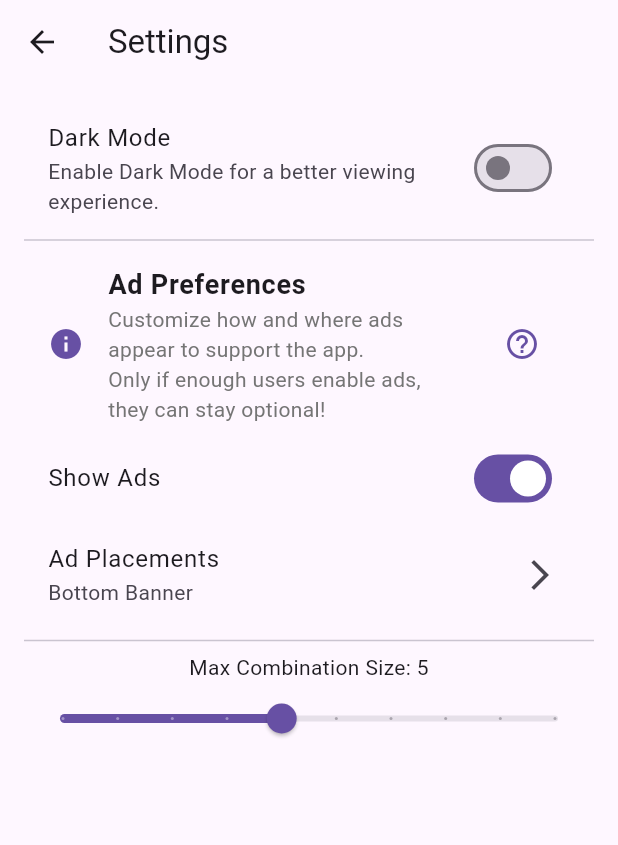
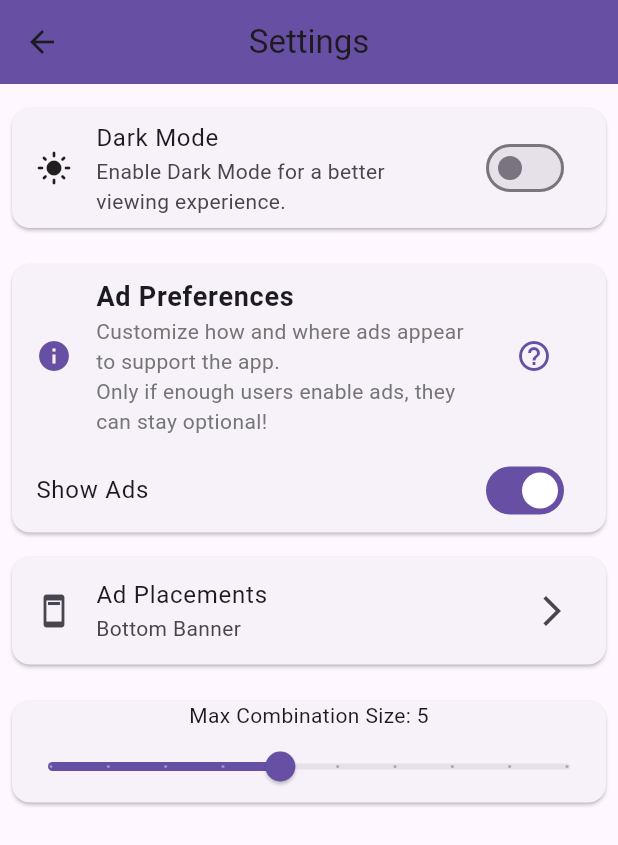
Before and after one commit to tanloner/OmniConverter, a Flutter app: the SettingsPage screen opened by its route, after a tap on "Dark Mode", on a phone screen of 412 x 824 dp. Shown: the top 845 px of the screen. Run offline on Flutter 3.47's test engine with Material 3 defaults, Android fonts, the light colour scheme and no system bars; our stand-ins replace google_mobile_ads, shared_preferences; accounts and stored records are empty; network calls fail.

Commit message:
added a better layout for web usage

```diff
--- a/lib/combination_finder.dart
+++ b/lib/combination_finder.dart
@@ -49,13 +49,6 @@ class CombinationFinder {
       if (combined == targetDimension) {
         // Create a combination string with exponents
         String combination = _buildCombinationString(currentSteps);
-        if (combination == "s^3") { // Beispiel für Debugging
-          if (kDebugMode) {
-            print("combination: $combination");
-            print("current steps: $currentSteps");
-            print("combined: $combined");
-          }
-        }
         results.add(combination);
       }
       return;
--- a/lib/pages/home_page.dart
+++ b/lib/pages/home_page.dart
@@ -1,3 +1,4 @@
+// lib/pages/unit_converter_home_page.dart
 import 'dart:io';
 
 import 'package:flutter/foundation.dart';
@@ -9,6 +10,8 @@ import '../combination_finder.dart';
 import '../models.dart';
 import '../providers/settings_provider.dart';
 import '../unit_parser.dart';
+import '../widgets/custom_text_field.dart';
+import '../widgets/result_display.dart';
 
 class UnitConverterHomePage extends StatefulWidget {
   const UnitConverterHomePage({super.key});
@@ -87,16 +90,6 @@ class UnitConverterHomePageState extends State<UnitConverterHomePage> {
       // Find the unit in baseUnits
       Unit? unit = baseUnits[unitStr];
       unit ??= Unit(name: unitStr, dimension: dim);
-      /*
-      if (unit == null) {
-        setState(() {
-          _result =
-              'Unknown unit in the list: "$unitStr". Please ensure it is defined.';
-          _isProcessing = false;
-        });
-        return;
-      }
-      */
       otherUnits.add(unit);
     }
     CombinationFinder finder = CombinationFinder(
@@ -106,7 +99,7 @@ class UnitConverterHomePageState extends State<UnitConverterHomePage> {
     );
 
     List<String> combinations = finder.findCombinations();
-    if (kDebugMode){
+    if (kDebugMode) {
       print("Combinations are: $combinations");
     }
     combinations = combinations.toSet().toList();
@@ -132,9 +125,17 @@ class UnitConverterHomePageState extends State<UnitConverterHomePage> {
   @override
   Widget build(BuildContext context) {
     final settingsProvider = Provider.of<SettingsProvider>(context);
+    final theme = Theme.of(context);
+
     return Scaffold(
       appBar: AppBar(
-        title: const Text('OmniConverter'),
+        title: const Padding(
+          padding: EdgeInsets.fromLTRB(0, 16, 0, 0),
+          child: Text('OmniConverter'),
+        ),
+        centerTitle: true,
+        elevation: 0,
+        backgroundColor: theme.primaryColor,
         actions: [
           IconButton(
             icon: const Icon(Icons.settings),
@@ -145,48 +146,74 @@ class UnitConverterHomePageState extends State<UnitConverterHomePage> {
           ),
         ],
       ),
-      body: Column(
-        children: [
-          if (settingsProvider.settings.showAds &&
-              settingsProvider.settings.adPlacements.contains("Top Banner") && !kIsWeb && Platform.isAndroid)
-            Container(
-                padding: const EdgeInsets.all(8.0),
-                alignment: Alignment.center,
-                child: _adService.bannerAd()),
-          Expanded(
+      body: LayoutBuilder(
+        builder: (context, constraints) {
+          if (constraints.maxWidth > 800) {
+            // Web/Desktop Layout
+            return Center(
+              child: Container(
+                width: 800,
+                padding: const EdgeInsets.all(16.0),
+                child: _buildContent(context, settingsProvider),
+              ),
+            );
+          } else {
+            // Mobile Layout
+            return SingleChildScrollView(
               child: Padding(
                 padding: const EdgeInsets.all(16.0),
-              child: Column(
+                child: _buildContent(context, settingsProvider),
+              ),
+            );
+          }
+        },
+      ),
+      bottomNavigationBar: _buildBottomAd(settingsProvider),
+    );
+  }
+
+  Widget _buildContent(BuildContext context, SettingsProvider settingsProvider) {
+    return Column(
+      crossAxisAlignment: CrossAxisAlignment.stretch,
+      children: [
+        // Top Ad Placement
+        if (settingsProvider.settings.showAds &&
+            settingsProvider.settings.adPlacements.contains("Top Banner") &&
+            !kIsWeb &&
+            Platform.isAndroid)
+          Container(
+            padding: const EdgeInsets.symmetric(vertical: 8.0),
+            alignment: Alignment.center,
+            child: _adService.bannerAd(),
+          ),
+        const SizedBox(height: 16),
+          Column(
               children: [
                 // Input Unit
-                  TextField(
+                CustomTextField(
                   controller: _inputUnitController,
-                    decoration: const InputDecoration(
                   labelText: 'Enter Unit/Formula',
                   hintText: 'e.g., Newton (N) or F = ma',
-                      border: OutlineInputBorder(),
-                    ),
+                  icon: Icons.calculate,
                 ),
                 const SizedBox(height: 16),
                 // Other Units
-                  TextField(
+                CustomTextField(
                   controller: _otherUnitsController,
-                    decoration: const InputDecoration(
                   labelText: 'List of Other Units',
                   hintText: 'e.g., kg, m, s, A, K, mol, cd',
-                      border: OutlineInputBorder(),
-                    ),
+                  icon: Icons.list,
                   keyboardType: TextInputType.multiline,
                   maxLines: null,
                 ),
-                  const SizedBox(height: 16),
+                const SizedBox(height: 24),
                 // Calculate Button
-                  ElevatedButton(
+                SizedBox(
+                  width: double.infinity,
+                  height: 50,
+                  child: ElevatedButton(
                     onPressed: _isProcessing ? null : _processUnits,
                     style: ElevatedButton.styleFrom(
-                      minimumSize: const Size(double.infinity, 50),
-                      // Full width button
-                      animationDuration: const Duration(minutes: 1),
                       backgroundColor: settingsProvider.settings.isDarkMode
                           ? Colors.deepPurple
                           : Colors.blueAccent,
@@ -195,58 +222,45 @@ class UnitConverterHomePageState extends State<UnitConverterHomePage> {
                           ? Colors.grey[700]
                           : Colors.grey[300],
                       shape: RoundedRectangleBorder(
-                        borderRadius:
-                            BorderRadius.circular(12), // Rounded corners
+                        borderRadius: BorderRadius.circular(12),
                       ),
-                      elevation: 5, // Slight elevation for a shadow effect
+                      elevation: 5,
                     ),
                     child: _isProcessing
                         ? const CircularProgressIndicator(
                       valueColor:
                       AlwaysStoppedAnimation<Color>(Colors.white),
                     )
-                        : Text(
+                        : const Text(
                       'Calculate',
                       style: TextStyle(
-                              color: _isProcessing
-                                  ? Colors
-                                      .grey[300] // Greyed out when processing
-                                  : Colors.white, // White text color
-                              fontSize: 16, fontWeight: FontWeight.bold,
-                            ),
-                          ),
-                  ),
-                  const SizedBox(height: 16),
-                  // Output Field
-                  Expanded(
-                    child: SingleChildScrollView(
-                      child: Container(
-                        width: double.infinity,
-                        padding: const EdgeInsets.all(12),
-                        decoration: BoxDecoration(
-                          border: Border.all(color: Colors.grey),
-                          borderRadius: BorderRadius.circular(4),
-                        ),
-                        child: Text(
-                          _result.isEmpty
-                              ? 'Your results will appear here.'
-                              : _result,
-                          style: const TextStyle(fontSize: 16),
+                        color: Colors.white,
+                        fontSize: 16,
+                        fontWeight: FontWeight.bold,
                       ),
                     ),
                   ),
                 ),
               ],
             ),
-            ),
-          ),
+        const SizedBox(height: 16),
+        // Result Display
+        ResultDisplay(result: _result),
       ],
-      ),
-      // Conditional Ad Placement
-      bottomNavigationBar: settingsProvider.settings.showAds &&
-              settingsProvider.settings.adPlacements.contains('Bottom Banner') && !kIsWeb && Platform.isAndroid
-          ? SizedBox(height: 50, child: _adService.bannerAd())
-          : null,
     );
   }
+
+  Widget? _buildBottomAd(SettingsProvider settingsProvider) {
+    if (settingsProvider.settings.showAds &&
+        settingsProvider.settings.adPlacements.contains('Bottom Banner') &&
+        !kIsWeb &&
+        Platform.isAndroid) {
+      return Container(
+        height: 60,
+        padding: const EdgeInsets.all(8.0),
+        child: _adService.bannerAd(),
+      );
     }
+    return null;
+  }
+}
--- a/lib/pages/settings_page.dart
+++ b/lib/pages/settings_page.dart
@@ -5,6 +5,7 @@ import 'package:flutter/foundation.dart';
 import 'package:flutter/material.dart';
 import 'package:provider/provider.dart';
 
+import '../models/settings.dart';
 import '../providers/settings_provider.dart';
 import '../services/ad_service.dart';
 import '../widgets/ad_preferences_tile.dart';
@@ -28,6 +29,8 @@ class SettingsPage extends StatelessWidget {
   Widget build(BuildContext context) {
     final settingsProvider = Provider.of<SettingsProvider>(context);
     final settings = settingsProvider.settings;
+
+    // Load interstitial ad only on Android
     if (!kIsWeb && Platform.isAndroid) {
       _adService.loadInterstitialAd();
     }
@@ -44,30 +47,70 @@ class SettingsPage extends StatelessWidget {
       child: Scaffold(
         appBar: AppBar(
           title: const Text('Settings'),
+          centerTitle: true,
+          elevation: 0,
+          backgroundColor: Theme.of(context).primaryColor,
         ),
-        body: ListView(
+        body: LayoutBuilder(
+          builder: (context, constraints) {
+            if (constraints.maxWidth > 800) {
+              // Web/Desktop Layout
+              return Center(
+                child: Container(
+                  width: 700,
                   padding: const EdgeInsets.all(16),
+                  child: _buildSettingsList(context, settingsProvider, settings),
+                ),
+              );
+            } else {
+              // Mobile Layout
+              return Padding(
+                padding: const EdgeInsets.all(8.0),
+                child: _buildSettingsList(context, settingsProvider, settings),
+              );
+            }
+          },
+        ),
+        bottomNavigationBar: _buildBottomAd(settingsProvider),
+      ),
+    );
+  }
+
+  Widget _buildSettingsList(BuildContext context, SettingsProvider settingsProvider, Settings settings) {
+    return ListView(
       children: [
         // Dark Mode Toggle
-            SwitchListTile(
+        Card(
+          margin: const EdgeInsets.symmetric(vertical: 8),
+          child: SwitchListTile(
+            secondary: Icon(
+              settings.isDarkMode ? Icons.dark_mode : Icons.light_mode,
+              color: Theme.of(context).iconTheme.color,
+            ),
             title: const Text('Dark Mode'),
-              subtitle: const Text(
-                  'Enable Dark Mode for a better viewing experience.'),
+            subtitle: const Text('Enable Dark Mode for a better viewing experience.'),
             value: settings.isDarkMode,
             onChanged: (bool value) {
               settingsProvider.toggleDarkMode(value);
             },
           ),
-            const Divider(),
+        ),
+        const SizedBox(height: 8),
         // Ad Preferences
-            AdPreferencesTile(
+        Card(
+          margin: const EdgeInsets.symmetric(vertical: 8),
+          child: AdPreferencesTile(
             showAds: settings.showAds,
             onToggleAds: (bool value) {
               settingsProvider.toggleAds(value);
             },
           ),
+        ),
         if (settings.showAds)
-              ListTile(
+          Card(
+            margin: const EdgeInsets.symmetric(vertical: 8),
+            child: ListTile(
+              leading: const Icon(Icons.ad_units),
               title: const Text('Ad Placements'),
               subtitle: Text(settings.adPlacements.join(', ')),
               trailing: const Icon(Icons.arrow_forward_ios),
@@ -85,15 +128,30 @@ class SettingsPage extends StatelessWidget {
                 }
               },
             ),
-            const Divider(),
-            const MaxCombinationSizeSetting(),
+          ),
+        const SizedBox(height: 8),
+        // Max Combination Size
+        const Card(
+          margin: EdgeInsets.symmetric(vertical: 8),
+          child: MaxCombinationSizeSetting(),
+        ),
+        const SizedBox(height: 8),
+        // Additional Settings can be added here
       ],
-        ), // Conditional Ad Placement
-        bottomNavigationBar: settingsProvider.settings.showAds &&!kIsWeb && Platform.isAndroid &&
-                settingsProvider.settings.adPlacements.contains('Bottom Banner')
-            ? SizedBox(height: 50, child: _adService.bannerAd())
-            : null,
-      ),
     );
   }
+
+  Widget? _buildBottomAd(SettingsProvider settingsProvider) {
+    if (settingsProvider.settings.showAds &&
+        !kIsWeb &&
+        Platform.isAndroid &&
+        settingsProvider.settings.adPlacements.contains('Bottom Banner')) {
+      return Container(
+        height: 60,
+        color: Colors.transparent,
+        child: _adService.bannerAd(),
+      );
     }
+    return null;
+  }
+}
--- a/lib/services/ad_service.dart
+++ b/lib/services/ad_service.dart
@@ -3,7 +3,6 @@ import 'package:flutter/foundation.dart';
 import 'package:google_mobile_ads/google_mobile_ads.dart';
 import 'package:unit_converter/helpers/ad_helper.dart';
 import 'dart:io';
-import 'package:flutter/foundation.dart' show kIsWeb;
 
 class AdService {
   static bool _isInitialized = false;
--- a/lib/widgets/ad_preferences_tile.dart
+++ b/lib/widgets/ad_preferences_tile.dart
@@ -1,4 +1,7 @@
 import 'package:flutter/material.dart';
+import 'package:provider/provider.dart';
+
+import '../providers/settings_provider.dart';
 
 class AdPreferencesTile extends StatelessWidget {
   final bool showAds;
@@ -9,10 +12,12 @@ class AdPreferencesTile extends StatelessWidget {
 
   @override
   Widget build(BuildContext context) {
+    final settingsProvider = Provider.of<SettingsProvider>(context);
+    final settings = settingsProvider.settings;
     return Column(
       children: [
         ListTile(
-          leading: Icon(Icons.info, color: Theme.of(context).primaryColor),
+          leading: settings.isDarkMode ? const Icon(Icons.info): Icon(Icons.info, color: Theme.of(context).primaryColor),
           title: const Text(
             'Ad Preferences',
             style: TextStyle(
@@ -27,7 +32,7 @@ class AdPreferencesTile extends StatelessWidget {
           ),
           trailing: IconButton(
             icon:
-                Icon(Icons.help_outline, color: Theme.of(context).primaryColor),
+                settings.isDarkMode ? const Icon(Icons.help_outline): Icon(Icons.help_outline, color: Theme.of(context).primaryColor),
             tooltip: 'Why should I enable ads?',
             onPressed: () {
               _showInfoDialog(context);
--- /dev/null
+++ b/lib/widgets/custom_text_field.dart
@@ -0,0 +1,41 @@
+// lib/widgets/custom_text_field.dart
+import 'package:flutter/material.dart';
+
+class CustomTextField extends StatelessWidget {
+  final TextEditingController controller;
+  final String labelText;
+  final String hintText;
+  final IconData icon;
+  final TextInputType keyboardType;
+  final int? maxLines;
+
+  const CustomTextField({
+    super.key,
+    required this.controller,
+    required this.labelText,
+    required this.hintText,
+    required this.icon,
+    this.keyboardType = TextInputType.text,
+    this.maxLines = 1,
+  });
+
+  @override
+  Widget build(BuildContext context) {
+    final theme = Theme.of(context);
+    return TextField(
+      controller: controller,
+      keyboardType: keyboardType,
+      maxLines: maxLines,
+      decoration: InputDecoration(
+        prefixIcon: Icon(icon, color: theme.iconTheme.color),
+        labelText: labelText,
+        hintText: hintText,
+        border: OutlineInputBorder(
+          borderRadius: BorderRadius.circular(8.0),
+        ),
+        filled: false,
+        fillColor: theme.inputDecorationTheme.fillColor,
+      ),
+    );
+  }
+}
--- /dev/null
+++ b/lib/widgets/result_display.dart
@@ -0,0 +1,33 @@
+// lib/widgets/result_display.dart
+import 'package:flutter/material.dart';
+
+class ResultDisplay extends StatelessWidget {
+  final String result;
+
+  const ResultDisplay({super.key, required this.result});
+
+  @override
+  Widget build(BuildContext context) {
+    final theme = Theme.of(context);
+    return Card(
+      elevation: 4,
+      shape: RoundedRectangleBorder(borderRadius: BorderRadius.circular(12)),
+      child: Container(
+        padding: const EdgeInsets.all(16.0),
+        width: double.infinity,
+        child: result.isEmpty
+            ? Text(
+          'Your results will appear here.',
+          style: theme.textTheme.bodyLarge?.copyWith(
+            color: theme.hintColor,
+            fontStyle: FontStyle.italic,
+          ),
+        )
+            : Text(
+          result,
+          style: theme.textTheme.bodyLarge?.copyWith(fontSize: 16),
+        ),
+      ),
+    );
+  }
+}
```
Lines whose indentation alone changed are shown as unchanged.
